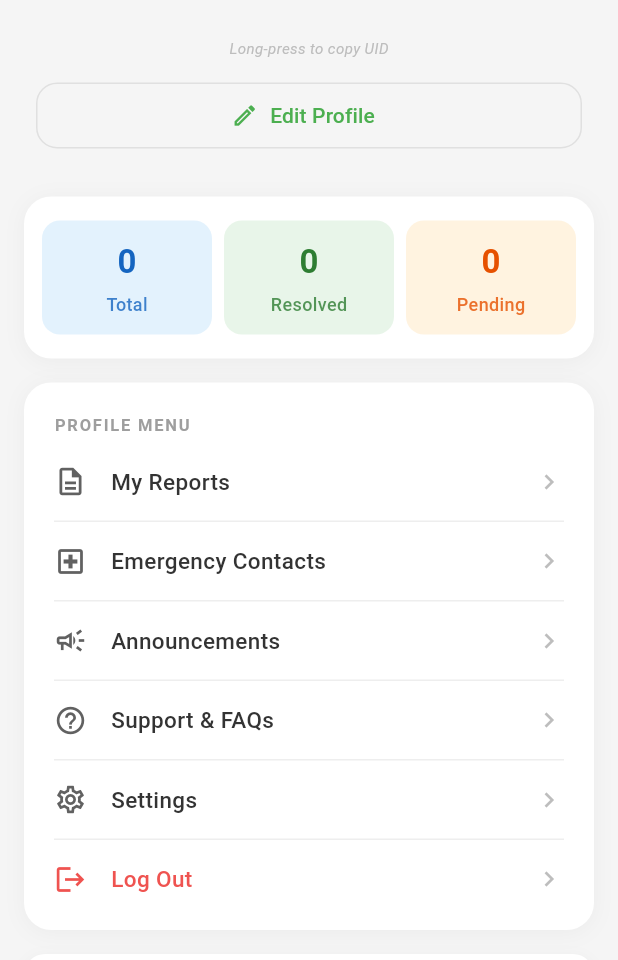
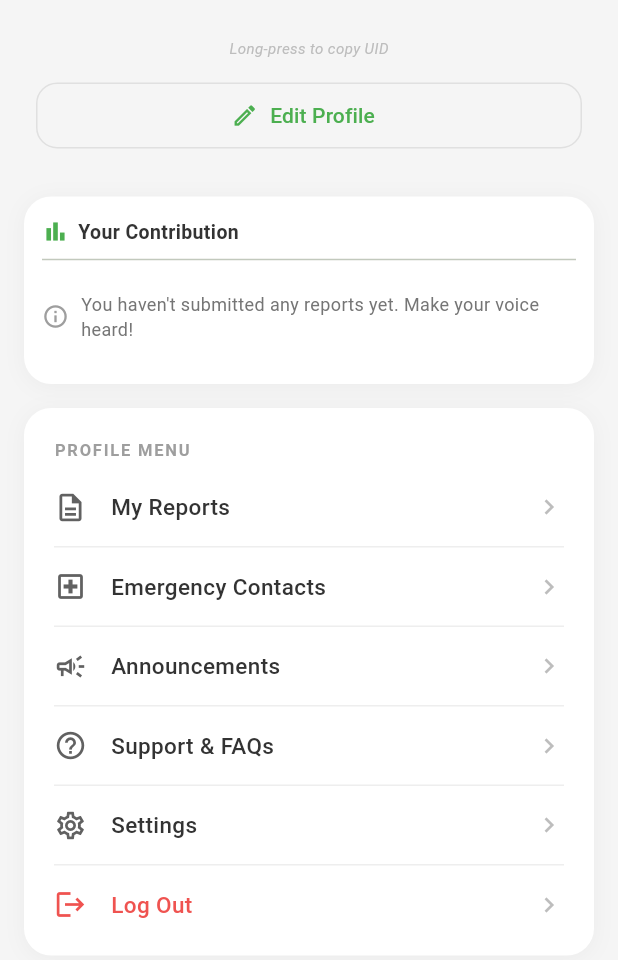
Before and after one commit to Project-Vizcaya/One-Vizcaya, a Flutter app: the ProfileManagementScreen screen opened by its route, on a phone screen of 412 x 824 dp, the part 276-1236 px from its top. Run offline on Flutter 3.47's test engine with Material 3 defaults, Android fonts, the phone set to English and light mode, and no system bars; our stand-ins replace app_links, cloud_firestore, firebase_auth, firebase_core, firebase_messaging, firebase_storage and 11 more; missing offline and left inert: firebase_app_check; accounts and stored records are empty; generated files the repository leaves out were written again.

Commit message:
Polish report card: animated timeline, premium feedback stars, production photo viewer, animated stats
https://claude.ai/code/session_017kLuVimip9R4ubYctBT9qP

```diff
--- a/one_vizcaya/lib/presentation/screens/profile_management_screen.dart
+++ b/one_vizcaya/lib/presentation/screens/profile_management_screen.dart
@@ -1,3 +1,4 @@
+import 'dart:async';
 import 'package:flutter/material.dart';
 import 'package:flutter/services.dart';
 import 'package:firebase_auth/firebase_auth.dart';
@@ -25,17 +26,33 @@ class _ProfileManagementScreenState extends State<ProfileManagementScreen> {
   UserProfile? _profile;
   bool _isLoading = true;
 
-  // FEATURE 6: Citizen report statistics
+  // POLISH 4: Citizen report statistics
   bool _statsLoading = true;
   int _totalReports = 0;
   int _resolvedReports = 0;
   int _pendingReports = 0;
+
+  // Shimmer state
+  bool _shimmer = false;
+  Timer? _shimmerTimer;
 
   @override
   void initState() {
     super.initState();
     _loadProfile();
     _loadStats();
+    // Start shimmer pulsing while loading
+    _shimmerTimer = Timer.periodic(const Duration(milliseconds: 700), (_) {
+      if (mounted && _statsLoading) {
+        setState(() => _shimmer = !_shimmer);
+      }
+    });
+  }
+
+  @override
+  void dispose() {
+    _shimmerTimer?.cancel();
+    super.dispose();
   }
 
   Future<void> _loadProfile() async {
@@ -493,12 +510,12 @@ class _ProfileManagementScreenState extends State<ProfileManagementScreen> {
                   ),
                 ),
 
-                // ── FEATURE 6: Citizen Report Statistics ──
+                // ── POLISH 4: Citizen Report Statistics ──
                 SliverToBoxAdapter(
                   child: Padding(
                     padding: const EdgeInsets.fromLTRB(16, 0, 16, 16),
                     child: Container(
-                      padding: const EdgeInsets.symmetric(vertical: 16, horizontal: 12),
+                      padding: const EdgeInsets.fromLTRB(12, 14, 12, 16),
                       decoration: BoxDecoration(
                         color: Colors.white,
                         borderRadius: BorderRadius.circular(18),
@@ -510,17 +527,78 @@ class _ProfileManagementScreenState extends State<ProfileManagementScreen> {
                           ),
                         ],
                       ),
-                      child: _statsLoading
-                          ? const Center(
-                              child: SizedBox(
-                                height: 48,
-                                child: CircularProgressIndicator(
-                                  color: Color(0xFF4CAF50),
-                                  strokeWidth: 2,
+                      child: Column(
+                        crossAxisAlignment: CrossAxisAlignment.start,
+                        children: [
+                          // Card header
+                          Row(
+                            children: [
+                              const Icon(Icons.bar_chart,
+                                  color: Color(0xFF4CAF50), size: 18),
+                              const SizedBox(width: 6),
+                              const Text(
+                                'Your Contribution',
+                                style: TextStyle(
+                                  fontSize: 13,
+                                  fontWeight: FontWeight.w600,
+                                  color: Color(0xFF333333),
                                 ),
                               ),
+                            ],
+                          ),
+                          const Divider(height: 18),
+                          // Stats area
+                          if (_statsLoading)
+                            // Shimmer placeholders
+                            Row(
+                              children: List.generate(3, (i) {
+                                return Expanded(
+                                  child: Padding(
+                                    padding: EdgeInsets.only(
+                                        right: i < 2 ? 8.0 : 0),
+                                    child: AnimatedOpacity(
+                                      opacity: _shimmer ? 0.3 : 0.8,
+                                      duration: const Duration(
+                                          milliseconds: 700),
+                                      child: Container(
+                                        height: 60,
+                                        decoration: BoxDecoration(
+                                          color: Colors.grey.shade300,
+                                          borderRadius:
+                                              BorderRadius.circular(12),
+                                        ),
+                                      ),
+                                    ),
+                                  ),
+                                );
+                              }),
                             )
-                          : Row(
+                          else if (_totalReports == 0)
+                            // Empty state
+                            Padding(
+                              padding: const EdgeInsets.symmetric(
+                                  vertical: 12),
+                              child: Row(
+                                children: [
+                                  Icon(Icons.info_outline,
+                                      size: 18,
+                                      color: Colors.grey.shade500),
+                                  const SizedBox(width: 8),
+                                  Expanded(
+                                    child: Text(
+                                      "You haven't submitted any reports yet. Make your voice heard!",
+                                      style: TextStyle(
+                                        fontSize: 12,
+                                        color: Colors.grey.shade600,
+                                      ),
+                                    ),
+                                  ),
+                                ],
+                              ),
+                            )
+                          else ...[
+                            // Count-up stat boxes
+                            Row(
                               children: [
                                 _StatBox(
                                   label: 'Total',
@@ -544,6 +622,30 @@ class _ProfileManagementScreenState extends State<ProfileManagementScreen> {
                                 ),
                               ],
                             ),
+                            const SizedBox(height: 12),
+                            // Resolved percentage progress bar
+                            ClipRRect(
+                              borderRadius: BorderRadius.circular(4),
+                              child: LinearProgressIndicator(
+                                value: _totalReports > 0
+                                    ? _resolvedReports / _totalReports
+                                    : 0.0,
+                                backgroundColor: Colors.grey.shade200,
+                                color: const Color(0xFF4CAF50),
+                                minHeight: 6,
+                              ),
+                            ),
+                            const SizedBox(height: 4),
+                            Text(
+                              '${_totalReports > 0 ? ((_resolvedReports / _totalReports) * 100).round() : 0}% resolved',
+                              style: TextStyle(
+                                fontSize: 11,
+                                color: Colors.grey.shade500,
+                              ),
+                            ),
+                          ],
+                        ],
+                      ),
                     ),
                   ),
                 ),
@@ -715,7 +817,7 @@ class _ProfileManagementScreenState extends State<ProfileManagementScreen> {
   }
 }
 
-// ── FEATURE 6: Stat box widget ────────────────────────────────────────────
+// ── POLISH 4: Stat box widget with count-up animation ────────────────────
 class _StatBox extends StatelessWidget {
   final String label;
   final int value;
@@ -741,12 +843,17 @@ class _StatBox extends StatelessWidget {
         child: Column(
           mainAxisSize: MainAxisSize.min,
           children: [
-            Text(
-              '$value',
-              style: TextStyle(
-                fontSize: 22,
-                fontWeight: FontWeight.bold,
-                color: valueColor,
+            TweenAnimationBuilder<int>(
+              tween: IntTween(begin: 0, end: value),
+              duration: const Duration(milliseconds: 800),
+              curve: Curves.easeOut,
+              builder: (_, animatedValue, __) => Text(
+                '$animatedValue',
+                style: TextStyle(
+                  fontSize: 22,
+                  fontWeight: FontWeight.bold,
+                  color: valueColor,
+                ),
               ),
             ),
             const SizedBox(height: 4),
```
Also changed, not shown: one_vizcaya/lib/presentation/widgets/report_status_card.dart (+12 -15 lines).
